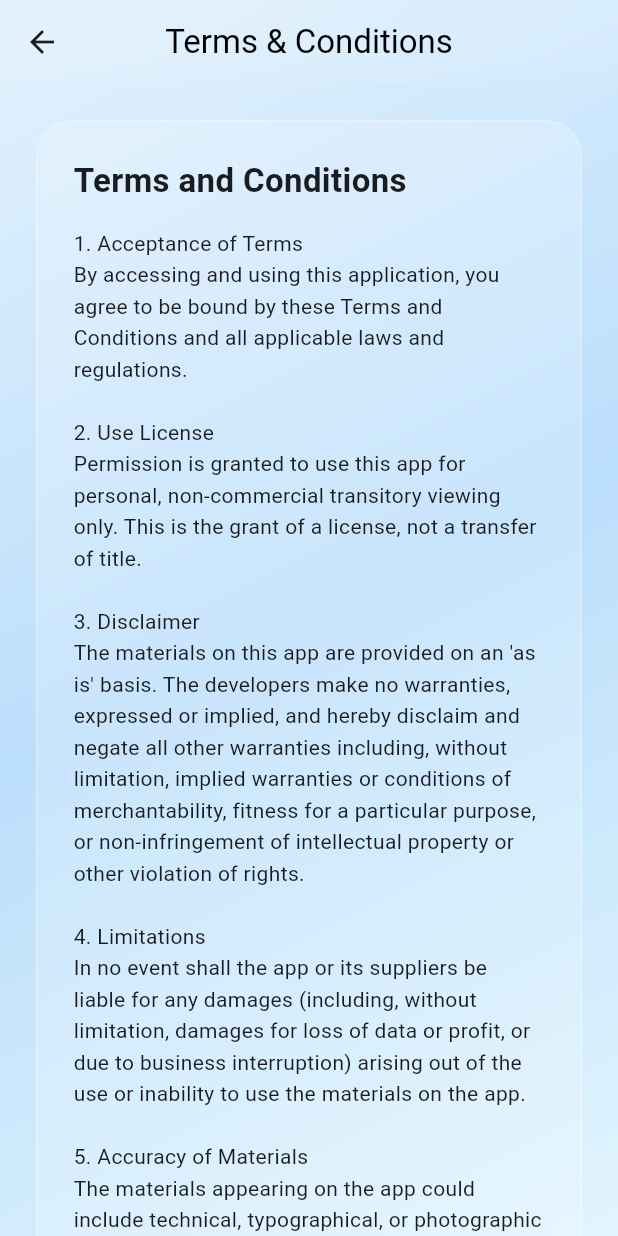
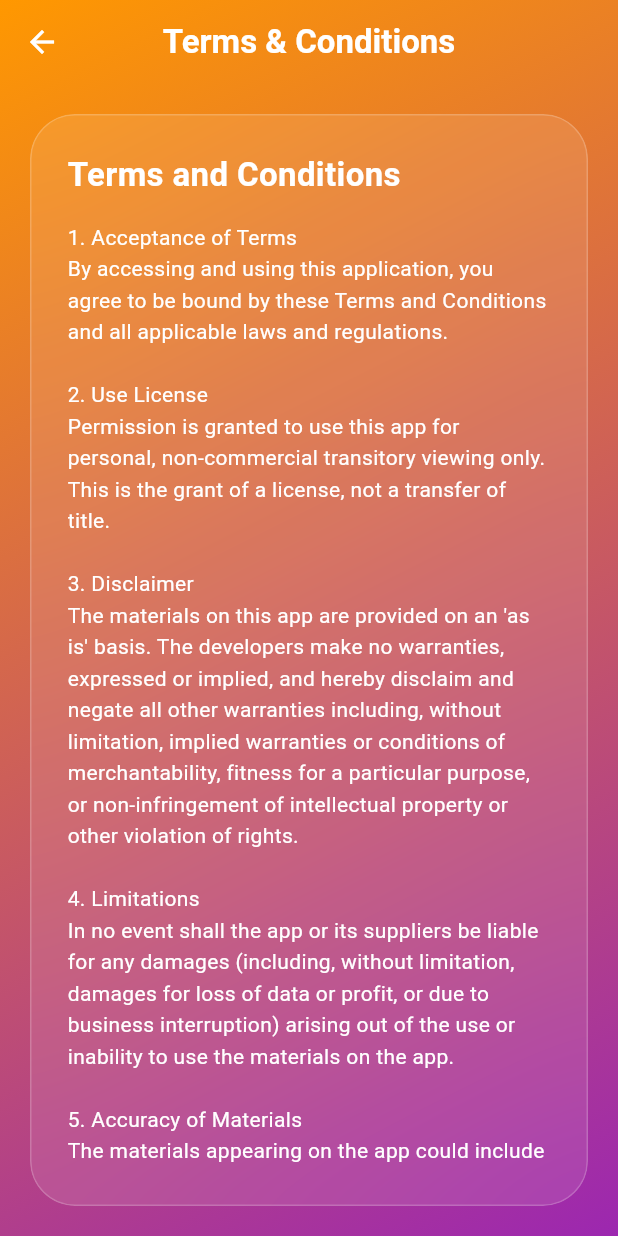
Before and after one commit to qubatorsnetusa-maker/kcmediadownloader, a Flutter app: the HomeScreen screen opened directly, after a tap on "Terms and Conditions", on a phone screen of 412 x 824 dp. Run offline on Flutter 3.47's test engine with Material 3 defaults, Android fonts, the phone set to English and light mode, and no system bars; our stand-ins replace carousel_slider, dio, firebase_core, firebase_remote_config, introduction_screen, permission_handler and 1 more; accounts and stored records are empty.

Commit message:
Apply consistent gradient to T&C and add Legal Disclaimer to Home footer

```diff
--- a/lib/home_screen.dart
+++ b/lib/home_screen.dart
@@ -4,6 +4,7 @@ import 'models/media_info.dart';
 import 'services/media_extractor.dart';
 import 'services/downloader_service.dart';
 import 'terms_and_conditions_screen.dart';
+import 'legal_disclaimer_view_screen.dart';
 
 class HomeScreen extends StatefulWidget {
   const HomeScreen({super.key});
@@ -155,6 +156,29 @@ class _HomeScreenState extends State<HomeScreen> {
             padding: EdgeInsets.only(bottom: 8.0),
             child: AdSlider(),
           ),
+          Row(
+            mainAxisAlignment: MainAxisAlignment.center,
+            children: [
+              TextButton(
+                onPressed: () {
+                  Navigator.push(
+                    context,
+                    MaterialPageRoute(builder: (context) => const LegalDisclaimerViewScreen()),
+                  );
+                },
+                child: Text(
+                  'Legal Disclaimer',
+                  style: TextStyle(
+                    color: Colors.grey[600],
+                    decoration: TextDecoration.underline,
+                    fontSize: 12,
+                  ),
+                ),
+              ),
+              Text(
+                ' | ',
+                style: TextStyle(color: Colors.grey[400], fontSize: 12),
+              ),
               TextButton(
                 onPressed: () {
                   Navigator.push(
@@ -170,6 +194,8 @@ class _HomeScreenState extends State<HomeScreen> {
                     fontSize: 12,
                   ),
                 ),
+              ),
+            ],
           ),
           const SizedBox(height: 8),
         ],
--- a/lib/terms_and_conditions_screen.dart
+++ b/lib/terms_and_conditions_screen.dart
@@ -9,49 +9,48 @@ class TermsAndConditionsScreen extends StatelessWidget {
     return Scaffold(
       extendBodyBehindAppBar: true,
       appBar: AppBar(
-        title: const Text('Terms & Conditions', style: TextStyle(color: Colors.black)),
+        title: const Text('Terms & Conditions', style: TextStyle(color: Colors.white, fontWeight: FontWeight.bold)),
         centerTitle: true,
-        backgroundColor: Colors.white.withOpacity(0.1),
+        backgroundColor: Colors.transparent,
         elevation: 0,
-        flexibleSpace: ClipRect(
-          child: BackdropFilter(
-            filter: ImageFilter.blur(sigmaX: 10, sigmaY: 10),
-            child: Container(color: Colors.transparent),
-          ),
-        ),
+        iconTheme: const IconThemeData(color: Colors.white),
       ),
       body: Stack(
         children: [
-          // Background Gradient
+          // Same Orange and Purple Gradient Background
           Container(
             decoration: const BoxDecoration(
               gradient: LinearGradient(
                 begin: Alignment.topLeft,
                 end: Alignment.bottomRight,
-                colors: [Color(0xFFE3F2FD), Color(0xFFBBDEFB), Color(0xFFE1F5FE)],
+                colors: [
+                  Color(0xFFFF9800), // Orange
+                  Color(0xFF9C27B0), // Purple
+                ],
               ),
             ),
           ),
           SafeArea(
-            child: SingleChildScrollView(
-              padding: const EdgeInsets.all(24.0),
+            child: Padding(
+              padding: const EdgeInsets.all(20.0),
               child: ClipRRect(
-                borderRadius: BorderRadius.circular(24),
+                borderRadius: BorderRadius.circular(30),
                 child: BackdropFilter(
-                  filter: ImageFilter.blur(sigmaX: 15, sigmaY: 15),
+                  filter: ImageFilter.blur(sigmaX: 40, sigmaY: 40),
                   child: Container(
                     padding: const EdgeInsets.all(24),
                     decoration: BoxDecoration(
-                      color: Colors.white.withOpacity(0.2),
-                      borderRadius: BorderRadius.circular(24),
-                      border: Border.all(color: Colors.white.withOpacity(0.3)),
+                      color: Colors.white.withOpacity(0.1),
+                      borderRadius: BorderRadius.circular(30),
+                      border: Border.all(color: Colors.white.withOpacity(0.2)),
                     ),
-                    child: const Column(
+                    child: const SingleChildScrollView(
+                      child: Column(
                         crossAxisAlignment: CrossAxisAlignment.start,
                         children: [
                           Text(
                             'Terms and Conditions',
-                          style: TextStyle(fontSize: 22, fontWeight: FontWeight.bold),
+                            style: TextStyle(fontSize: 22, fontWeight: FontWeight.bold, color: Colors.white),
                           ),
                           SizedBox(height: 16),
                           Text(
@@ -61,9 +60,10 @@ class TermsAndConditionsScreen extends StatelessWidget {
                             '4. Limitations\nIn no event shall the app or its suppliers be liable for any damages (including, without limitation, damages for loss of data or profit, or due to business interruption) arising out of the use or inability to use the materials on the app.\n\n'
                             '5. Accuracy of Materials\nThe materials appearing on the app could include technical, typographical, or photographic errors. The developers do not warrant that any of the materials on its app are accurate, complete or current.\n\n'
                             '6. Links\nThe developers have not reviewed all of the sites linked to its app and are not responsible for the contents of any such linked site. The inclusion of any link does not imply endorsement by the developers of the site.',
-                          style: TextStyle(fontSize: 14, height: 1.5),
+                            style: TextStyle(fontSize: 14, height: 1.5, color: Colors.white),
                           ),
                         ],
+                      ),
                     ),
                   ),
                 ),
```
Also changed, not shown: lib/legal_disclaimer_view_screen.dart (added, +87 -0 lines). Lines whose indentation alone changed are shown as unchanged.
